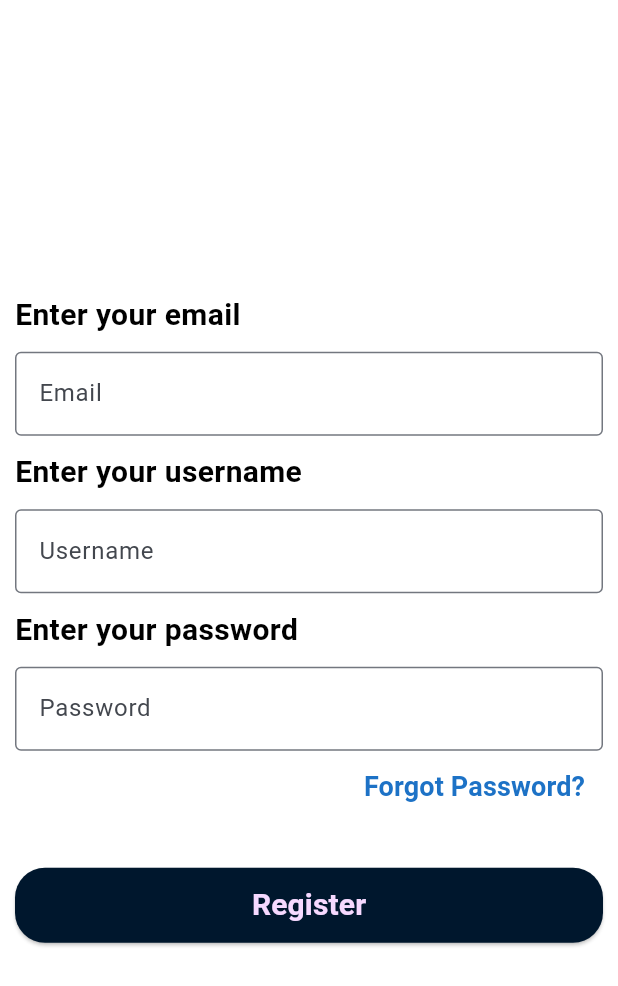
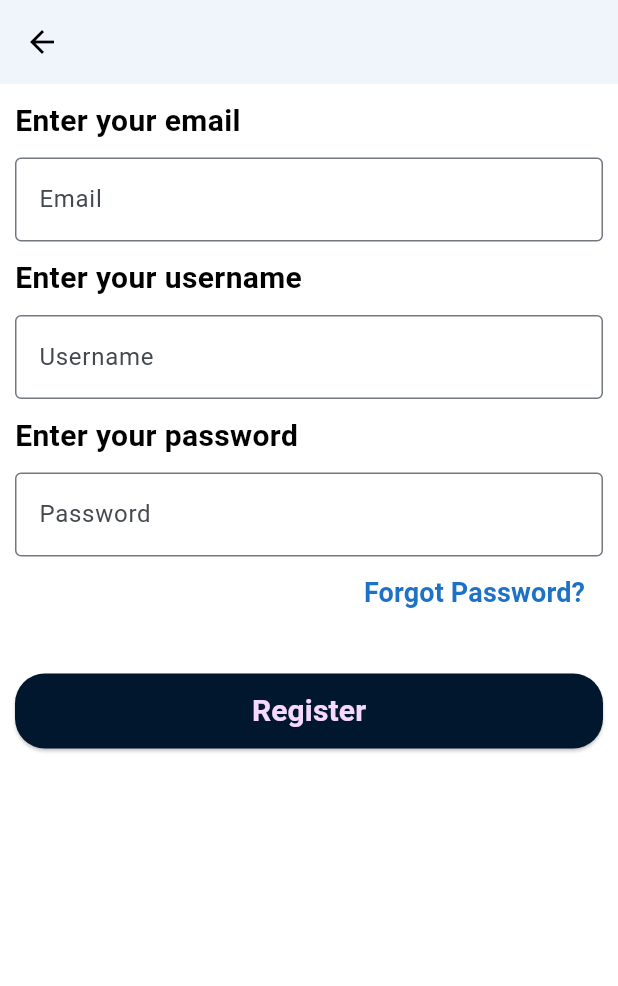
Before and after one commit to fathimafida/job_placement, a Flutter app: the screen it shows after launch, after a tap on "Sign Up", on a phone screen of 412 x 824 dp. Shown: the top 986 px of the screen. Run offline on Flutter 3.47's test engine with Material 3 defaults, Android fonts, the phone set to English and light mode, and no system bars; our stand-ins replace bloc, date_format, dio, flex_color_scheme, flutter_bloc, google_fonts and 2 more; missing offline and left inert: flutter_quill, wolt_modal_sheet; network calls fail.

Commit message:
changes added

```diff
--- a/lib/features/auth/views/auth_screen.dart
+++ b/lib/features/auth/views/auth_screen.dart
@@ -36,11 +36,17 @@ class _AuthScreenState extends State<AuthScreen> {
             child: Padding(
           padding: const EdgeInsets.all(10),
           child: Column(
+            mainAxisAlignment: MainAxisAlignment.center,
+            children: [
+              Card(
+                child: Padding(
+                  padding: const EdgeInsets.all(10),
+                  child: Column(
                     crossAxisAlignment: CrossAxisAlignment.start,
                     mainAxisAlignment: MainAxisAlignment.center,
                     children: [
                       Text(
-                "Enter Your Email",
+                        "Enter your email",
                         style: applyTextStyle(20, FontWeight.bold),
                       ),
                       SizedBox(
@@ -51,7 +57,8 @@ class _AuthScreenState extends State<AuthScreen> {
                         validator: (value) {
                           if (value == null || value.isEmpty) {
                             return "Please enter a valid email";
-                  } else if (!value.contains('@') || !value.contains('.')) {
+                          } else if (!value.contains('@') ||
+                              !value.contains('.')) {
                             return "Please enter a valid email";
                           }
                           return null;
@@ -73,7 +80,7 @@ class _AuthScreenState extends State<AuthScreen> {
                         height: 10,
                       ),
                       Text(
-                "Enter Your Password",
+                        "Enter your password",
                         style: applyTextStyle(20, FontWeight.bold),
                       ),
                       SizedBox(
@@ -120,8 +127,8 @@ class _AuthScreenState extends State<AuthScreen> {
                             navigateTO(context, HomeView());
                           }
                           if (state is AuthError) {
-                    ScaffoldMessenger.of(context)
-                        .showSnackBar(SnackBar(content: Text(state.message)));
+                            ScaffoldMessenger.of(context).showSnackBar(
+                                SnackBar(content: Text(state.message)));
                           }
                         },
                         builder: (context, state) {
@@ -137,10 +144,12 @@ class _AuthScreenState extends State<AuthScreen> {
                               style: applyTextStyle(20, FontWeight.bold),
                             ),
                             style: ElevatedButton.styleFrom(
-                        backgroundColor:
-                            Theme.of(context).colorScheme.primaryContainer,
-                        foregroundColor:
-                            Theme.of(context).colorScheme.tertiaryContainer,
+                                backgroundColor: Theme.of(context)
+                                    .colorScheme
+                                    .primaryContainer,
+                                foregroundColor: Theme.of(context)
+                                    .colorScheme
+                                    .tertiaryContainer,
                                 minimumSize: Size(double.infinity, 50),
                                 shape: RoundedRectangleBorder(
                                     borderRadius: BorderRadius.circular(20))),
@@ -168,6 +177,10 @@ class _AuthScreenState extends State<AuthScreen> {
                                 style: applyTextStyle(18, FontWeight.normal),
                               )),
                         ],
+                      ),
+                    ],
+                  ),
+                ),
               )
             ],
           ),
--- a/lib/features/auth/views/register_screen.dart
+++ b/lib/features/auth/views/register_screen.dart
@@ -19,11 +19,13 @@ class _RegisterScreenState extends State<RegisterScreen> {
   @override
   Widget build(BuildContext context) {
     return Scaffold(
+      appBar: AppBar(),
       body: Form(
         key: _formKey,
         child: SafeArea(
             child: Padding(
           padding: const EdgeInsets.all(10),
+          child: SingleChildScrollView(
             child: Column(
               crossAxisAlignment: CrossAxisAlignment.start,
               mainAxisAlignment: MainAxisAlignment.center,
@@ -168,6 +170,7 @@ class _RegisterScreenState extends State<RegisterScreen> {
                 ),
               ],
             ),
+          ),
         )),
       ),
     );
--- a/lib/features/home/views/home_view.dart
+++ b/lib/features/home/views/home_view.dart
@@ -1,10 +1,12 @@
 // ignore_for_file: prefer_const_constructors
 
+import 'package:date_format/date_format.dart';
 import 'package:flutter/material.dart';
 import 'package:flutter_bloc/flutter_bloc.dart';
 import 'package:job_placement/common/utils/utils.dart';
 
 import 'package:job_placement/features/addPost/views/add_edit_job_post.dart';
+import 'package:job_placement/features/auth/cubit/auth_cubit.dart';
 
 import 'package:job_placement/features/home/cubit/home_cubit.dart';
 import 'package:job_placement/features/home/views/view_all_posts.dart';
@@ -20,10 +22,11 @@ class HomeView extends StatefulWidget {
 class _HomeViewState extends State<HomeView> {
   @override
   Widget build(BuildContext context) {
+    final user = (context.read<AuthCubit>().state as AuthSuccess).user;
     return Scaffold(
       body: SafeArea(
         child: Padding(
-          padding: const EdgeInsets.all(10),
+          padding: const EdgeInsets.all(8.0),
           child: RefreshIndicator(
             onRefresh: () async {
               context.read<HomeCubit>().getHomeData();
```
Lines whose indentation alone changed are shown as unchanged.
